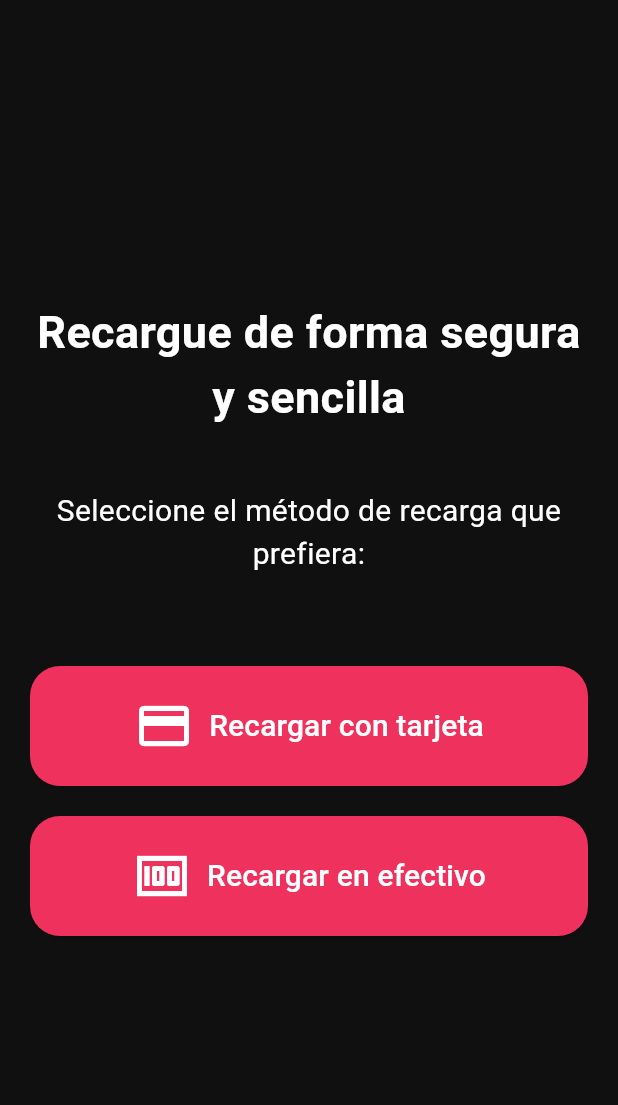
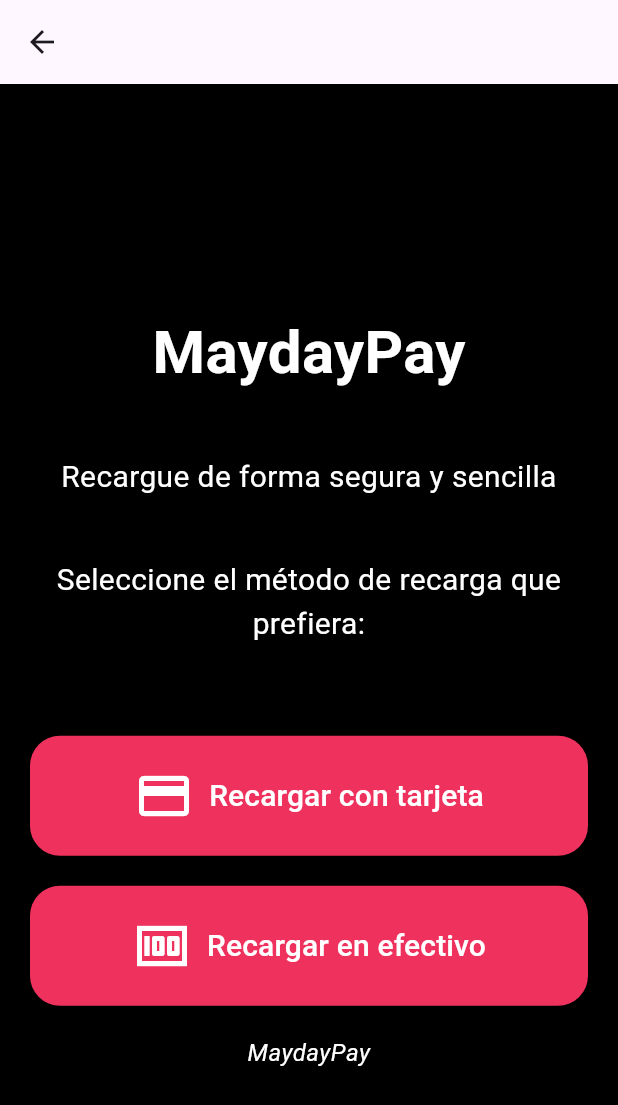
Before and after one commit to sambayoyo/Proyecto_movil, a Flutter app: the RecargaScreen screen opened directly, on a phone screen of 412 x 824 dp. Shown: the top 1105 px of the screen. Run offline on Flutter 3.47's test engine with Material 3 defaults, Android fonts, the light colour scheme and no system bars; our stand-ins replace curved_navigation_bar, google_fonts.

Commit message:
recarga bien hecho + appbar

```diff
--- a/lib/Widgets/RecargaScreen.dart
+++ b/lib/Widgets/RecargaScreen.dart
@@ -5,20 +5,36 @@
   @override
   Widget build(BuildContext context) {
     return Scaffold(
+      appBar: AppBar(),
+      backgroundColor: Colors.black, // Fondo negro
       body: Container(
-        color: Color(0xFF101010), // Color principal
         child: Padding(
           padding: EdgeInsets.all(20.0),
           child: Column(
             crossAxisAlignment: CrossAxisAlignment.stretch,
             mainAxisAlignment: MainAxisAlignment.center,
             children: [
+              Container(
+                // Contenedor para MaydayPay
+                alignment: Alignment
+                    .topCenter, // Alineación centrada en la parte superior
+                margin: EdgeInsets.only(top: 40.0), // Margen superior
+                child: Text(
+                  'MaydayPay', // Texto "MaydayPay"
+                  style: TextStyle(
+                    fontSize: 40.0, // Tamaño grande
+                    fontWeight: FontWeight.bold,
+                    color: Colors.white,
+                  ),
+                ),
+              ),
+              SizedBox(height: 40.0),
               Text(
                 'Recargue de forma segura y sencilla',
                 style: TextStyle(
-                    fontSize: 30.0,
-                    fontWeight: FontWeight.bold,
-                    color: Colors.white),
+                  fontSize: 20.0, // Tamaño reducido
+                  color: Colors.white,
+                ),
                 textAlign: TextAlign.center,
               ),
               SizedBox(height: 40.0),
@@ -34,7 +50,8 @@
                 },
                 style: ElevatedButton.styleFrom(
                   padding:
-                      EdgeInsets.symmetric(vertical: 20.0, horizontal: 40.0), backgroundColor: Color(0xFFEF315D), // Color de botón
+                      EdgeInsets.symmetric(vertical: 20.0, horizontal: 40.0),
+                  backgroundColor: Color(0xFFEF315D), // Color de botón
                   shape: RoundedRectangleBorder(
                     borderRadius: BorderRadius.circular(20.0),
                   ),
@@ -44,8 +61,10 @@
                   children: [
                     Icon(Icons.credit_card, size: 40.0, color: Colors.white),
                     SizedBox(width: 10.0),
-                    Text('Recargar con tarjeta',
-                        style: TextStyle(fontSize: 20.0, color: Colors.white)),
+                    Text(
+                      'Recargar con tarjeta',
+                      style: TextStyle(fontSize: 20.0, color: Colors.white),
+                    ),
                   ],
                 ),
               ),
@@ -56,7 +75,8 @@
                 },
                 style: ElevatedButton.styleFrom(
                   padding:
-                      EdgeInsets.symmetric(vertical: 20.0, horizontal: 40.0), backgroundColor: const Color(0xFFEF315D), // Color de botón
+                      EdgeInsets.symmetric(vertical: 20.0, horizontal: 40.0),
+                  backgroundColor: Color(0xFFEF315D), // Color de botón
                   shape: RoundedRectangleBorder(
                     borderRadius: BorderRadius.circular(20.0),
                   ),
@@ -66,10 +86,22 @@
                   children: [
                     Icon(Icons.money, size: 40.0, color: Colors.white),
                     SizedBox(width: 10.0),
-                    Text('Recargar en efectivo',
-                        style: TextStyle(fontSize: 20.0, color: Colors.white)),
+                    Text(
+                      'Recargar en efectivo',
+                      style: TextStyle(fontSize: 20.0, color: Colors.white),
+                    ),
                   ],
                 ),
+              ),
+              SizedBox(height: 20.0),
+              Text(
+                'MaydayPay', // Texto en cursiva
+                style: TextStyle(
+                  fontSize: 16.0,
+                  fontStyle: FontStyle.italic,
+                  color: Colors.white,
+                ),
+                textAlign: TextAlign.center,
               ),
             ],
           ),
```
